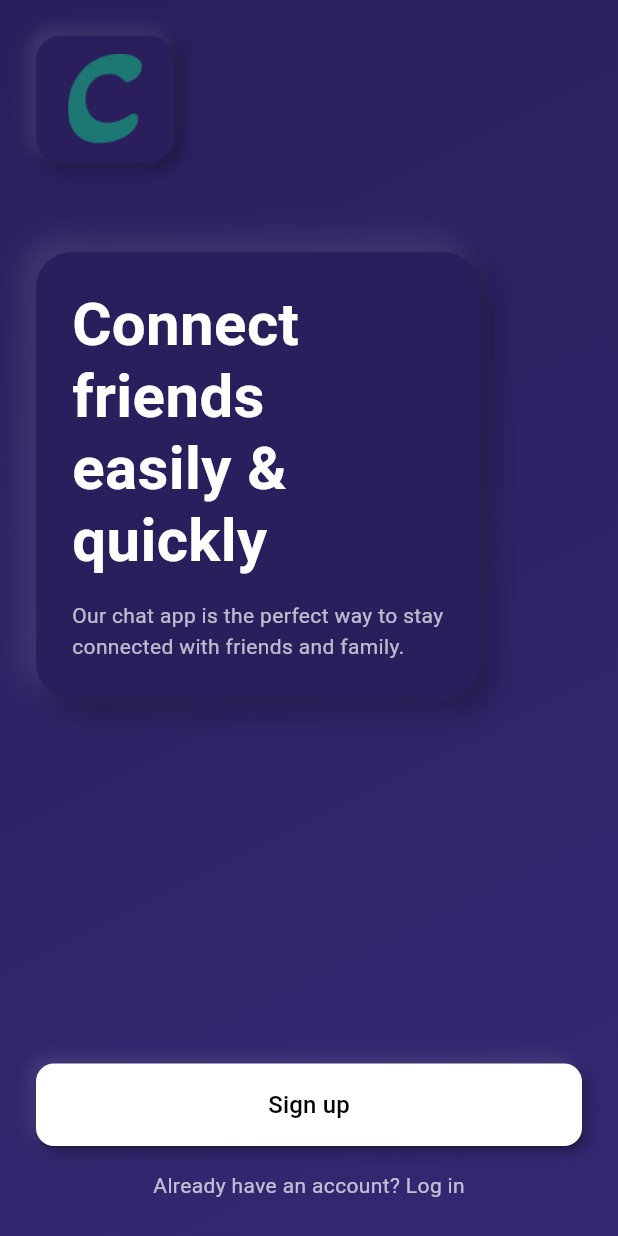
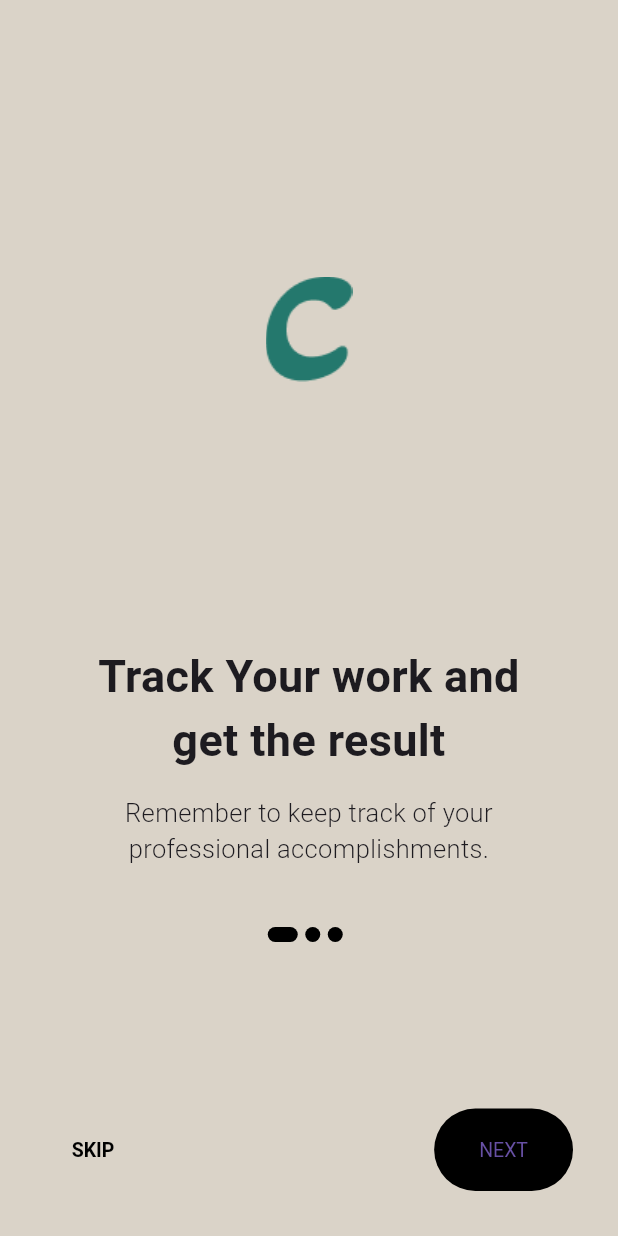
Before and after one commit to gitHUBmichael20/satoeconnectionflutter, a Flutter app: the screen it shows after launch, on a phone screen of 412 x 824 dp. Run offline on Flutter 3.47's test engine with Material 3 defaults, Android fonts, the light colour scheme and no system bars; our stand-ins replace loading_animation_widget, salomon_bottom_bar; Roboto replaces fonts that are missing (Mulish, Poppins).

Commit message:
Update the homescreen with slider

```diff
--- a/lib/main.dart
+++ b/lib/main.dart
@@ -7,18 +7,17 @@ void main() {
 class MyApp extends StatelessWidget {
   const MyApp({super.key});
 
-
   @override Widget build(BuildContext context) {
     return MaterialApp(
       debugShowCheckedModeBanner: false,
       home: FutureBuilder(
-        future: Future.delayed(const Duration(seconds: 5)),
+        future: Future.delayed(const Duration(seconds: 3)),
         builder: (BuildContext context, AsyncSnapshot snapshot) {
           // Check if the future is still being waited on
           if (snapshot.connectionState == ConnectionState.waiting) {
             return const Splashscreen(); // Display Splashscreen while waiting
           } else {
-            return const Homescreen();
+            return const HomeScreen();
           }
         },
       ),
--- a/lib/screen/homescreen.dart
+++ b/lib/screen/homescreen.dart
@@ -1,177 +1,243 @@
 import 'package:flutter/material.dart';
-import 'package:satoe_connection/screen/login/sign_in.dart';
-import 'package:satoe_connection/screen/login/sign_up.dart';
 
+class HomeScreen extends StatefulWidget {
+  const HomeScreen({super.key});
 
-class Homescreen extends StatelessWidget {
-  const Homescreen({super.key});
+  @override
+  State<HomeScreen> createState() => _HomeScreenState();
+}
+
+class _HomeScreenState extends State<HomeScreen> {
+  late PageController _controller;
+
+  @override
+  void initState() {
+    _controller = PageController();
+    super.initState();
+  }
+
+  int _currentPage = 0;
+  List colors = const [
+    Color(0xffDAD3C8),
+    Color(0xffFFE5DE),
+    Color(0xffDCF6E6),
+  ];
+
+  AnimatedContainer _buildDots({
+    int? index,
+  }) {
+    return AnimatedContainer(
+      duration: const Duration(milliseconds: 200),
+      decoration: const BoxDecoration(
+        borderRadius: BorderRadius.all(
+          Radius.circular(50),
+        ),
+        color: Color(0xFF000000),
+      ),
+      margin: const EdgeInsets.only(right: 5),
+      height: 10,
+      curve: Curves.easeIn,
+      width: _currentPage == index ? 20 : 10,
+    );
+  }
 
   @override
   Widget build(BuildContext context) {
+    SizeConfig().init(context);
+    double width = SizeConfig.screenW!;
+    double height = SizeConfig.screenH!;
+
     return Scaffold(
-      body: Container(
-        decoration: const BoxDecoration(
-          gradient: LinearGradient(
-            begin: Alignment.topLeft,
-            end: Alignment.bottomRight,
-            colors: [
-              Color.fromRGBO(42, 30, 92, 1),
-              Color(0xFF342873),
+      backgroundColor: colors[_currentPage],
+      body: SafeArea(
+        child: Column(
+          children: [
+            Expanded(
+              flex: 3,
+              child: PageView.builder(
+                physics: const BouncingScrollPhysics(),
+                controller: _controller,
+                onPageChanged: (value) => setState(() => _currentPage = value),
+                itemCount: contents.length,
+                itemBuilder: (context, i) {
+                  return Padding(
+                    padding: const EdgeInsets.all(40.0),
+                    child: Column(
+                      children: [
+                        Expanded( // Wrap the Image.asset with Expanded
+                          child: Image.asset(
+                            contents[i].image,
+                            // Remove fixed height here, let it be flexible
+                          ),
+                        ),
+                        SizedBox(
+                          height: (height >= 840) ? 60 : 30,
+                        ),
+                        Text(
+                          contents[i].title,
+                          textAlign: TextAlign.center,
+                          style: TextStyle(
+                            fontFamily: "Mulish",
+                            fontWeight: FontWeight.w600,
+                            fontSize: (width <= 550) ? 30 : 35,
+                          ),
+                        ),
+                        const SizedBox(height: 15),
+                        Text(
+                          contents[i].desc,
+                          style: TextStyle(
+                            fontFamily: "Mulish",
+                            fontWeight: FontWeight.w300,
+                            fontSize: (width <= 550) ? 17 : 25,
+                          ),
+                          textAlign: TextAlign.center,
+                        )
                       ],
                     ),
+                  );
+                },
               ),
-        child: SafeArea(
-          child: Padding(
-            padding: const EdgeInsets.all(24.0),
+            ),
+            Expanded(
+              flex: 1,
               child: Column(
-              crossAxisAlignment: CrossAxisAlignment.start,
+                mainAxisAlignment: MainAxisAlignment.spaceBetween,
                 children: [
-                Container(
-                  padding: const EdgeInsets.symmetric(
-                    horizontal: 16,
-                    vertical: 12,
+                  Row(
+                    mainAxisAlignment: MainAxisAlignment.center,
+                    children: List.generate(
+                      contents.length,
+                      (int index) => _buildDots(
+                        index: index,
                       ),
-                  decoration: BoxDecoration(
-                    color: const Color(0xFF2A1E5C),
-                    borderRadius: BorderRadius.circular(16),
-                    boxShadow: [
-                      BoxShadow(
-                        color: Colors.black.withOpacity(0.3),
-                        offset: const Offset(4, 4),
-                        blurRadius: 8,
-                        spreadRadius: 1,
                     ),
-                      BoxShadow(
-                        color: Colors.white.withOpacity(0.1),
-                        offset: const Offset(-4, -4),
-                        blurRadius: 8,
-                        spreadRadius: 1,
+                  ),
+                  _currentPage + 1 == contents.length
+                      ? Padding(
+                          padding: const EdgeInsets.all(30),
+                          child: ElevatedButton(
+                            onPressed: () {},
+                            // ignore: sort_child_properties_last
+                            child: const Text("START"),
+                            style: ElevatedButton.styleFrom(
+                              backgroundColor: Colors.black,
+                              shape: RoundedRectangleBorder(
+                                borderRadius: BorderRadius.circular(50),
+                              ),
+                              padding: (width <= 550)
+                                  ? const EdgeInsets.symmetric(
+                                      horizontal: 100, vertical: 20)
+                                  : EdgeInsets.symmetric(
+                                      horizontal: width * 0.2, vertical: 25),
+                              textStyle:
+                                  TextStyle(fontSize: (width <= 550) ? 13 : 17),
+                            ),
+                          ),
+                        )
+                      : Padding(
+                          padding: const EdgeInsets.all(30),
+                          child: Row(
+                            mainAxisAlignment: MainAxisAlignment.spaceBetween,
+                            children: [
+                              TextButton(
+                                onPressed: () {
+                                  _controller.jumpToPage(2);
+                                },
+                                // ignore: sort_child_properties_last
+                                child: const Text(
+                                  "SKIP",
+                                  style: TextStyle(color: Colors.black),
+                                ),
+                                style: TextButton.styleFrom(
+                                  elevation: 0,
+                                  textStyle: TextStyle(
+                                    fontWeight: FontWeight.w600,
+                                    fontSize: (width <= 550) ? 13 : 17,
+                                  ),
+                                ),
+                              ),
+                              ElevatedButton(
+                                onPressed: () {
+                                  _controller.nextPage(
+                                    duration: const Duration(milliseconds: 200),
+                                    curve: Curves.easeIn,
+                                  );
+                                },
+                                // ignore: sort_child_properties_last
+                                child: const Text("NEXT"),
+                                style: ElevatedButton.styleFrom(
+                                  backgroundColor: Colors.black,
+                                  shape: RoundedRectangleBorder(
+                                    borderRadius: BorderRadius.circular(50),
+                                  ),
+                                  elevation: 0,
+                                  padding: (width <= 550)
+                                      ? const EdgeInsets.symmetric(
+                                          horizontal: 30, vertical: 20)
+                                      : const EdgeInsets.symmetric(
+                                          horizontal: 30, vertical: 25),
+                                  textStyle: TextStyle(
+                                      fontSize: (width <= 550) ? 13 : 17),
+                                ),
                               ),
                             ],
                           ),
-                  child: Image.asset(
-                    'assets/logo.png',
-                    height: 60,
-                    width: 60,
-                    color: const Color(0xFF1D7874),
-                  ),
-                ),
-                const SizedBox(height: 60),
-                Container(
-                  padding: const EdgeInsets.all(24),
-                  decoration: BoxDecoration(
-                    color: const Color(0xFF2A1E5C),
-                    borderRadius: BorderRadius.circular(24),
-                    boxShadow: [
-                      BoxShadow(
-                        color: Colors.black.withOpacity(0.3),
-                        offset: const Offset(8, 8),
-                        blurRadius: 16,
-                        spreadRadius: 1,
-                      ),
-                      BoxShadow(
-                        color: Colors.white.withOpacity(0.1),
-                        offset: const Offset(-8, -8),
-                        blurRadius: 16,
-                        spreadRadius: 1,
-                      ),
+                        )
                 ],
-                  ),
-                  child: const Column(
-                    crossAxisAlignment: CrossAxisAlignment.start,
-                    children: [
-                      Text(
-                        'Connect\nfriends\neasily &\nquickly',
-                        style: TextStyle(
-                          color: Colors.white,
-                          fontSize: 40,
-                          fontFamily: 'Poppins',
-                          fontWeight: FontWeight.w600,
-                          height: 1.2,
-                        ),
-                      ),
-                      SizedBox(height: 16),
-                      Text(
-                        'Our chat app is the perfect way to stay\nconnected with friends and family.',
-                        style: TextStyle(
-                          color: Colors.white70,
-                          fontSize: 14,
-                          fontFamily: 'Poppins',
-                          height: 1.5,
               ),
             ),
           ],
         ),
       ),
-                const Spacer(),
-                Container(
-                  decoration: BoxDecoration(
-                    borderRadius: BorderRadius.circular(12),
-                    boxShadow: [
-                      BoxShadow(
-                        color: Colors.black.withOpacity(0.3),
-                        offset: const Offset(4, 4),
-                        blurRadius: 8,
-                      ),
-                      BoxShadow(
-                        color: Colors.white.withOpacity(0.1),
-                        offset: const Offset(-4, -4),
-                        blurRadius: 8,
-                      ),
-                    ],
-                  ),
-                  child: ElevatedButton(
-                    onPressed: () {
-                      Navigator.push(
-                        context,
-                        MaterialPageRoute(builder: (context) => const SignUp()),
-                      );
-                    },
-                    style: ElevatedButton.styleFrom(
-                      backgroundColor: Colors.white,
-                      foregroundColor: Colors.black,
-                      padding: const EdgeInsets.symmetric(vertical: 16),
-                      shape: RoundedRectangleBorder(
-                        borderRadius: BorderRadius.circular(12),
-                      ),
-                      minimumSize: const Size(double.infinity, 0),
-                    ),
-                    child: const Text(
-                      'Sign up',
-                      style: TextStyle(
-                        fontFamily: 'Poppins',
-                        fontSize: 16,
-                        fontWeight: FontWeight.w500,
-                      ),
-                    ),
-                  ),
-                ),
-                const SizedBox(height: 16),
-                Center(
-                  child: GestureDetector(
-                    onTap: () {
-                      Navigator.push(
-                        context,
-                        MaterialPageRoute(
-                          builder: (context) => const SignIn(),
-                        ),
-                      );
-                    },
-                    child: const Text(
-                      'Already have an account? Log in',
-                      style: TextStyle(
-                        color: Colors.white70,
-                        fontFamily: 'Poppins',
-                        fontSize: 14,
-                      ),
-                    ),
-                  ),
-                ),
-              ],
-            ),
-          ),
-        ),
-      ),
     );
   }
 }
+
+
+class SizeConfig {
+  static MediaQueryData? _mediaQueryData;
+  static double? screenW;
+  static double? screenH;
+  static double? blockH;
+  static double? blockV;
+
+  void init(BuildContext context) {
+    _mediaQueryData = MediaQuery.of(context);
+    screenW = _mediaQueryData!.size.width;
+    screenH = _mediaQueryData!.size.height;
+    blockH = screenW! / 100;
+    blockV = screenH! / 100;
+  }
+}
+
+class OnboardingContents {
+  final String title;
+  final String image;
+  final String desc;
+
+  OnboardingContents({
+    required this.title,
+    required this.image,
+    required this.desc,
+  });
+}
+
+List<OnboardingContents> contents = [
+  OnboardingContents(
+    title: "Track Your work and get the result",
+    image: "assets/logo.png",
+    desc: "Remember to keep track of your professional accomplishments.",
+  ),
+  OnboardingContents(
+    title: "Stay organized with team",
+    image: "assets/logo.png",
+    desc:
+        "But understanding the contributions our colleagues make to our teams and companies.",
+  ),
+  OnboardingContents(
+    title: "Get notified when work happens",
+    image: "assets/logo.png",
+    desc:
+        "Take control of notifications, collaborate live or on your own time.",
+  ),
+];
```
Also changed, not shown: lib/screen/splashscreen.dart (+6 -6 lines), pubspec.yaml (+19 -3 lines), pubspec.lock. Lines whose indentation alone changed are shown as unchanged.
